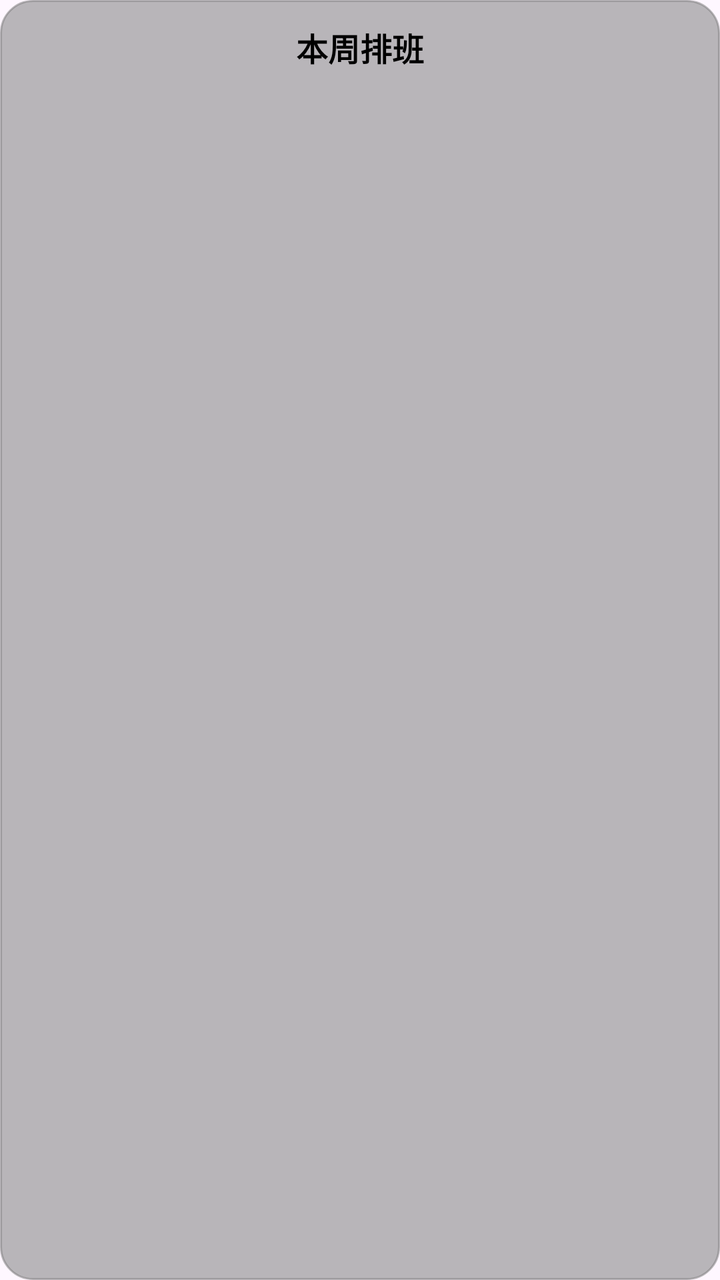
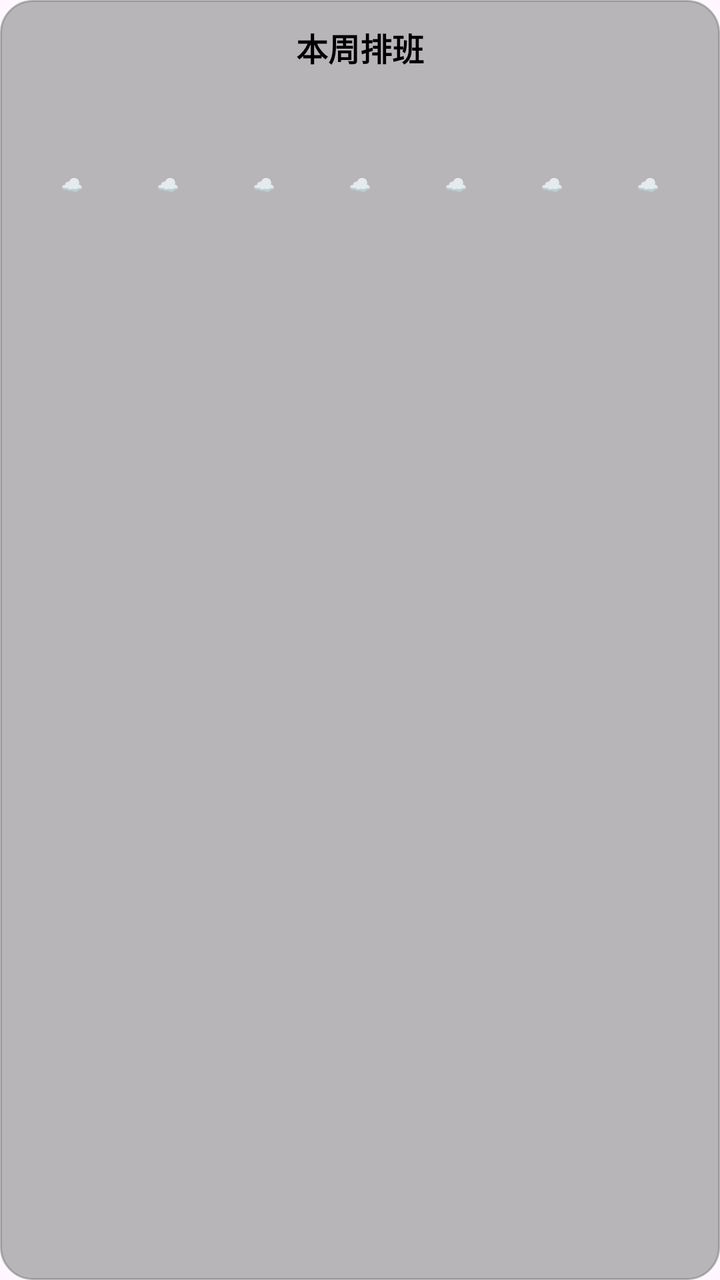

Before-and-after screenshots of an Android layout around one commit, followed by the original layout XML and the change that was made.
<!-- AndroidManifest.xml: application theme Theme.MyAppDemo -->
<!-- res/layout/widget_week_shift.xml -->
<?xml version="1.0" encoding="utf-8"?>
<LinearLayout xmlns:android="http://schemas.android.com/apk/res/android"
    android:id="@+id/widgetRoot"
    android:layout_width="match_parent"
    android:layout_height="wrap_content"
    android:background="@drawable/bg_widget"
    android:orientation="vertical"
    android:padding="12dp">

    <TextView
        android:id="@+id/widgetTitle"
        android:layout_width="match_parent"
        android:layout_height="wrap_content"
        android:text="@string/widget_title"
        android:textColor="@color/text_primary"
        android:textSize="16sp"
        android:textStyle="bold"
        android:gravity="center"
        android:paddingBottom="8dp"/>

    <LinearLayout
        android:layout_width="match_parent"
        android:layout_height="wrap_content"
        android:orientation="horizontal"
        android:weightSum="7">

        <LinearLayout
            android:layout_width="0dp"
            android:layout_height="wrap_content"
            android:layout_weight="1"
            android:orientation="vertical"
            android:gravity="center">

            <TextView
                android:id="@+id/day1Name"
                android:layout_width="wrap_content"
                android:layout_height="wrap_content"
                android:textSize="10sp"
                android:textColor="@color/text_primary"/>

            <TextView
                android:id="@+id/day1Date"
                android:layout_width="wrap_content"
                android:layout_height="wrap_content"
                android:textSize="12sp"
                android:textColor="@color/text_primary"
                android:paddingTop="2dp"/>

            <TextView
                android:id="@+id/day1Shift"
                android:layout_width="wrap_content"
                android:layout_height="wrap_content"
                android:textSize="10sp"
                android:textColor="@color/text_primary"
                android:paddingTop="2dp"/>
        </LinearLayout>

        <LinearLayout
            android:layout_width="0dp"
            android:layout_height="wrap_content"
            android:layout_weight="1"
            android:orientation="vertical"
            android:gravity="center">

            <TextView
                android:id="@+id/day2Name"
                android:layout_width="wrap_content"
                android:layout_height="wrap_content"
                android:textSize="10sp"
                android:textColor="@color/text_primary"/>

            <TextView
                android:id="@+id/day2Date"
                android:layout_width="wrap_content"
                android:layout_height="wrap_content"
                android:textSize="12sp"
                android:textColor="@color/text_primary"
                android:paddingTop="2dp"/>

            <TextView
                android:id="@+id/day2Shift"
                android:layout_width="wrap_content"
                android:layout_height="wrap_content"
                android:textSize="10sp"
                android:textColor="@color/text_primary"
                android:paddingTop="2dp"/>
        </LinearLayout>

        <LinearLayout
            android:layout_width="0dp"
            android:layout_height="wrap_content"
            android:layout_weight="1"
            android:orientation="vertical"
            android:gravity="center">

            <TextView
                android:id="@+id/day3Name"
                android:layout_width="wrap_content"
                android:layout_height="wrap_content"
                android:textSize="10sp"
                android:textColor="@color/text_primary"/>

            <TextView
                android:id="@+id/day3Date"
                android:layout_width="wrap_content"
                android:layout_height="wrap_content"
                android:textSize="12sp"
                android:textColor="@color/text_primary"
                android:paddingTop="2dp"/>

            <TextView
                android:id="@+id/day3Shift"
                android:layout_width="wrap_content"
                android:layout_height="wrap_content"
                android:textSize="10sp"
                android:textColor="@color/text_primary"
                android:paddingTop="2dp"/>
        </LinearLayout>

        <LinearLayout
            android:layout_width="0dp"
            android:layout_height="wrap_content"
            android:layout_weight="1"
            android:orientation="vertical"
            android:gravity="center">

            <TextView
                android:id="@+id/day4Name"
                android:layout_width="wrap_content"
                android:layout_height="wrap_content"
                android:textSize="10sp"
                android:textColor="@color/text_primary"/>

            <TextView
                android:id="@+id/day4Date"
                android:layout_width="wrap_content"
                android:layout_height="wrap_content"
                android:textSize="12sp"
                android:textColor="@color/text_primary"
                android:paddingTop="2dp"/>

            <TextView
                android:id="@+id/day4Shift"
                android:layout_width="wrap_content"
                android:layout_height="wrap_content"
                android:textSize="10sp"
                android:textColor="@color/text_primary"
                android:paddingTop="2dp"/>
        </LinearLayout>

        <LinearLayout
            android:layout_width="0dp"
            android:layout_height="wrap_content"
            android:layout_weight="1"
            android:orientation="vertical"
            android:gravity="center">

            <TextView
                android:id="@+id/day5Name"
                android:layout_width="wrap_content"
                android:layout_height="wrap_content"
                android:textSize="10sp"
                android:textColor="@color/text_primary"/>

            <TextView
                android:id="@+id/day5Date"
                android:layout_width="wrap_content"
                android:layout_height="wrap_content"
                android:textSize="12sp"
                android:textColor="@color/text_primary"
                android:paddingTop="2dp"/>

            <TextView
                android:id="@+id/day5Shift"
                android:layout_width="wrap_content"
                android:layout_height="wrap_content"
                android:textSize="10sp"
                android:textColor="@color/text_primary"
                android:paddingTop="2dp"/>
        </LinearLayout>

        <LinearLayout
            android:layout_width="0dp"
            android:layout_height="wrap_content"
            android:layout_weight="1"
            android:orientation="vertical"
            android:gravity="center">

            <TextView
                android:id="@+id/day6Name"
                android:layout_width="wrap_content"
                android:layout_height="wrap_content"
                android:textSize="10sp"
                android:textColor="@color/text_primary"/>

            <TextView
                android:id="@+id/day6Date"
                android:layout_width="wrap_content"
                android:layout_height="wrap_content"
                android:textSize="12sp"
                android:textColor="@color/text_primary"
                android:paddingTop="2dp"/>

            <TextView
                android:id="@+id/day6Shift"
                android:layout_width="wrap_content"
                android:layout_height="wrap_content"
                android:textSize="10sp"
                android:textColor="@color/text_primary"
                android:paddingTop="2dp"/>
        </LinearLayout>

        <LinearLayout
            android:layout_width="0dp"
            android:layout_height="wrap_content"
            android:layout_weight="1"
            android:orientation="vertical"
            android:gravity="center">

            <TextView
                android:id="@+id/day7Name"
                android:layout_width="wrap_content"
                android:layout_height="wrap_content"
                android:textSize="10sp"
                android:textColor="@color/text_primary"/>

            <TextView
                android:id="@+id/day7Date"
                android:layout_width="wrap_content"
                android:layout_height="wrap_content"
                android:textSize="12sp"
                android:textColor="@color/text_primary"
                android:paddingTop="2dp"/>

            <TextView
                android:id="@+id/day7Shift"
                android:layout_width="wrap_content"
                android:layout_height="wrap_content"
                android:textSize="10sp"
                android:textColor="@color/text_primary"
                android:paddingTop="2dp"/>
        </LinearLayout>
    </LinearLayout>

    <TextView
        android:id="@+id/widgetDateRange"
        android:layout_width="match_parent"
        android:layout_height="wrap_content"
        android:textSize="10sp"
        android:textColor="@color/text_secondary"
        android:gravity="center"
        android:paddingTop="8dp"/>

</LinearLayout>
<!-- resources referenced by this layout -->
<resources>
  <color name="text_primary">#FF000000</color>
  <color name="text_secondary">#FF666666</color>
  <!-- drawable bg_widget (drawable) -->
  <?xml version="1.0" encoding="utf-8"?>
  <shape xmlns:android="http://schemas.android.com/apk/res/android"
      android:shape="rectangle">
      
  
      
      <solid android:color="@color/transparent_gray" />
  
      
      <corners android:radius="16dp" />
  
      
      <stroke
          android:width="1dp"
          android:color="@color/transparent_gray" />
  
      
      <padding
          android:left="8dp"
          android:top="8dp"
          android:right="8dp"
          android:bottom="8dp" />
  
  </shape>
  <string name="widget_title">本周排班</string>
  <style name="Theme.MyAppDemo" parent="Base.Theme.MyAppDemo" />
  <color name="transparent_gray">#80757575</color>
  <style name="Base.Theme.MyAppDemo" parent="Theme.Material3.DayNight.NoActionBar">
          
          
      </style>
</resources>

<!-- the commit's change to res/layout/widget_week_shift.xml (unified diff, before → after) -->
@@ -15,8 +15,7 @@
         android:textColor="@color/text_primary"
         android:textSize="16sp"
         android:textStyle="bold"
-        android:gravity="center"
-        android:paddingBottom="8dp"/>
+        android:gravity="center" />
 
     <LinearLayout
         android:layout_width="match_parent"
@@ -53,6 +52,17 @@
                 android:textSize="10sp"
                 android:textColor="@color/text_primary"
                 android:paddingTop="2dp"/>
+
+            <TextView
+                android:id="@+id/day1Weather"
+                android:layout_width="wrap_content"
+                android:layout_height="wrap_content"
+                android:gravity="center"
+                android:maxLines="2"
+                android:paddingTop="3dp"
+                android:text="@string/weather_default_icon"
+                android:textColor="@color/text_secondary"
+                android:textSize="9sp" />
         </LinearLayout>
 
         <LinearLayout
@@ -84,6 +94,17 @@
                 android:textSize="10sp"
                 android:textColor="@color/text_primary"
                 android:paddingTop="2dp"/>
+
+            <TextView
+                android:id="@+id/day2Weather"
+                android:layout_width="wrap_content"
+                android:layout_height="wrap_content"
+                android:gravity="center"
+                android:maxLines="2"
+                android:paddingTop="3dp"
+                android:text="@string/weather_default_icon"
+                android:textColor="@color/text_secondary"
+                android:textSize="9sp" />
         </LinearLayout>
 
         <LinearLayout
@@ -115,6 +136,17 @@
                 android:textSize="10sp"
                 android:textColor="@color/text_primary"
                 android:paddingTop="2dp"/>
+
+            <TextView
+                android:id="@+id/day3Weather"
+                android:layout_width="wrap_content"
+                android:layout_height="wrap_content"
+                android:gravity="center"
+                android:maxLines="2"
+                android:paddingTop="3dp"
+                android:text="@string/weather_default_icon"
+                android:textColor="@color/text_secondary"
+                android:textSize="9sp" />
         </LinearLayout>
 
         <LinearLayout
@@ -146,6 +178,17 @@
                 android:textSize="10sp"
                 android:textColor="@color/text_primary"
                 android:paddingTop="2dp"/>
+
+            <TextView
+                android:id="@+id/day4Weather"
+                android:layout_width="wrap_content"
+                android:layout_height="wrap_content"
+                android:gravity="center"
+                android:maxLines="2"
+                android:paddingTop="3dp"
+                android:text="@string/weather_default_icon"
+                android:textColor="@color/text_secondary"
+                android:textSize="9sp" />
         </LinearLayout>
 
         <LinearLayout
@@ -177,6 +220,17 @@
                 android:textSize="10sp"
                 android:textColor="@color/text_primary"
                 android:paddingTop="2dp"/>
+
+            <TextView
+                android:id="@+id/day5Weather"
+                android:layout_width="wrap_content"
+                android:layout_height="wrap_content"
+                android:gravity="center"
+                android:maxLines="2"
+                android:paddingTop="3dp"
+                android:text="@string/weather_default_icon"
+                android:textColor="@color/text_secondary"
+                android:textSize="9sp" />
         </LinearLayout>
 
         <LinearLayout
@@ -208,6 +262,17 @@
                 android:textSize="10sp"
                 android:textColor="@color/text_primary"
                 android:paddingTop="2dp"/>
+
+            <TextView
+                android:id="@+id/day6Weather"
+                android:layout_width="wrap_content"
+                android:layout_height="wrap_content"
+                android:gravity="center"
+                android:maxLines="2"
+                android:paddingTop="3dp"
+                android:text="@string/weather_default_icon"
+                android:textColor="@color/text_secondary"
+                android:textSize="9sp" />
         </LinearLayout>
 
         <LinearLayout
@@ -239,6 +304,17 @@
                 android:textSize="10sp"
                 android:textColor="@color/text_primary"
                 android:paddingTop="2dp"/>
+
+            <TextView
+                android:id="@+id/day7Weather"
+                android:layout_width="wrap_content"
+                android:layout_height="wrap_content"
+                android:gravity="center"
+                android:maxLines="2"
+                android:paddingTop="3dp"
+                android:text="@string/weather_default_icon"
+                android:textColor="@color/text_secondary"
+                android:textSize="9sp" />
         </LinearLayout>
     </LinearLayout>
 
<!-- resource entries referenced after the edit -->
@@ -27,6 +27,7 @@
           android:bottom="8dp" />
   
   </shape>
+  <string name="weather_default_icon">☁</string>
   <string name="widget_title">本周排班</string>
   <style name="Theme.MyAppDemo" parent="Base.Theme.MyAppDemo" />
   <color name="transparent_gray">#80757575</color>
